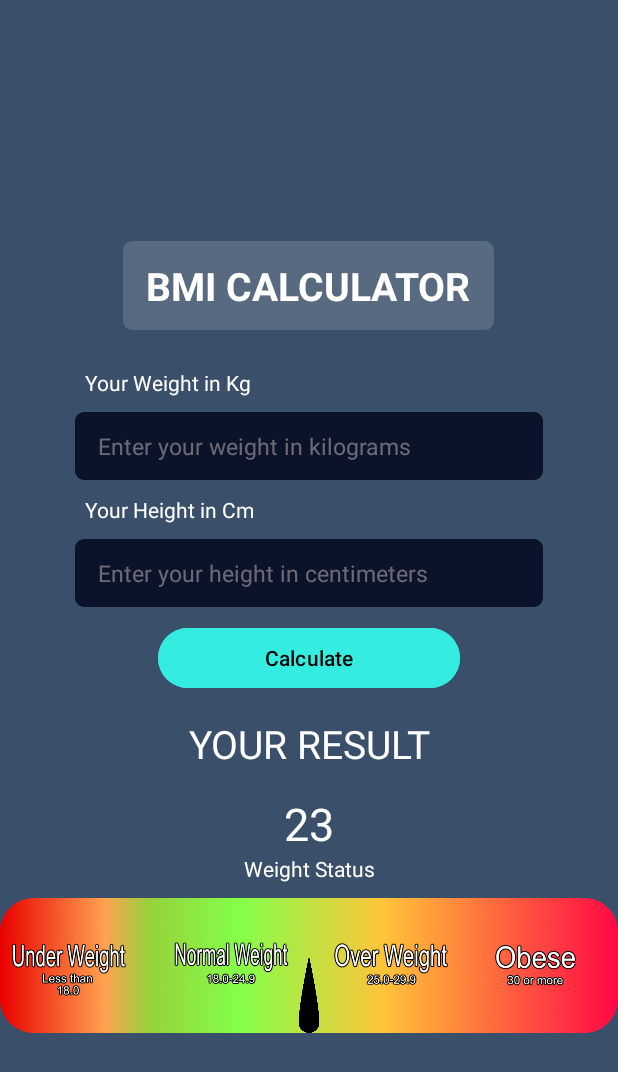
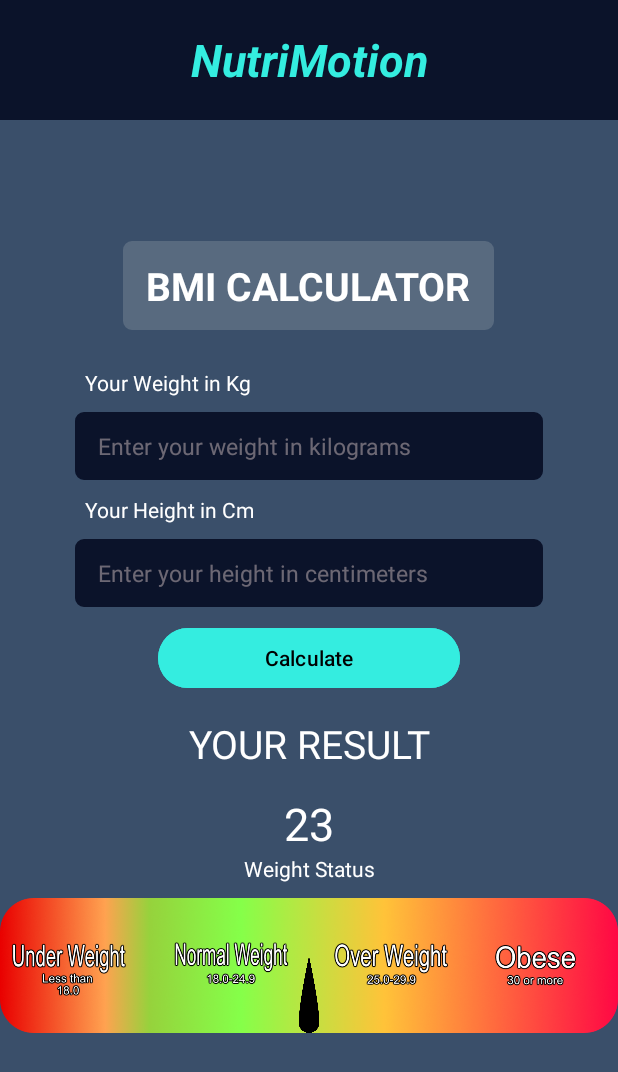
Before and after one commit to sandracormos/testtest, an Android app: the screen it shows after launch (MainActivity), on a phone screen of 412 x 824 dp. Shown: the top 1072 px of the screen. Run offline under Robolectric (Android 15) with nearby library versions, the phone set to English and light mode, and no system bars.

Commit message:
border sus cu nutriMotion

```diff
--- a/app/src/main/res/layout/activity_main.xml
+++ b/app/src/main/res/layout/activity_main.xml
@@ -1,10 +1,13 @@
 <?xml version="1.0" encoding="utf-8"?>
 
-
-<!-- BMI Calculator Screen  -->
-<LinearLayout xmlns:android="http://schemas.android.com/apk/res/android"
+<RelativeLayout xmlns:android="http://schemas.android.com/apk/res/android"
     xmlns:app="http://schemas.android.com/apk/res-auto"
     xmlns:tools="http://schemas.android.com/tools"
+    android:layout_width="match_parent"
+    android:layout_height="wrap_content"
+    tools:context=".MainActivity">
+
+    <LinearLayout
         android:id="@+id/BmiCalculatorScreen"
         android:layout_width="match_parent"
         android:layout_height="match_parent"
@@ -15,23 +18,25 @@
         tools:context=".MainActivity">
 
 
+
+
         <!-- Title   -->
+
 
         <TextView
             android:layout_width="wrap_content"
             android:layout_height="wrap_content"
             android:layout_marginVertical="25dp"
+            android:background="@drawable/rounded_corner"
+            android:backgroundTint="@color/titlu"
+            android:paddingHorizontal="15dp"
+            android:paddingVertical="12dp"
             android:text="@string/bmi_calculator"
             android:textAllCaps="true"
+            android:textColor="@color/white"
+
             android:textSize="26sp"
-        android:textStyle="bold"
-        android:textColor="@color/white"
-        android:background="@drawable/rounded_corner"
-        android:backgroundTint="@color/titlu"
-
-        android:paddingHorizontal="15dp"
-        android:paddingVertical="12dp"
-        />
+            android:textStyle="bold" />
 
 
         <!-- Weight in Kg Text   -->
@@ -41,9 +46,7 @@
             android:layout_marginHorizontal="50dp"
             android:contentDescription="@string/weight_description"
             android:text="@string/your_weight_in_kg"
-        android:textColor="@color/white"
-        />
-
+            android:textColor="@color/white" />
 
 
         <!-- Input Weight   -->
@@ -72,8 +75,7 @@
             android:backgroundTint="@color/text"
             android:contentDescription="@string/height_description"
             android:text="@string/your_height_in_cm"
-        android:textColor="@color/white"
-        />
+            android:textColor="@color/white" />
 
         <!-- Input Height   -->
         <EditText
@@ -91,8 +93,6 @@
             android:textColor="#77DDC9C9"
             android:textColorHint="#77DDC9C9"
             android:textSize="15dp" />
-
-
 
 
         <!-- Calculate Button   -->
@@ -113,8 +113,8 @@
             android:text="@string/your_result"
             android:textAlignment="center"
             android:textAllCaps="true"
+            android:textColor="@color/white"
             android:textSize="26sp"
-        android:textColor="@color/white"
 
             />
 
@@ -124,18 +124,18 @@
             android:layout_width="wrap_content"
             android:layout_height="wrap_content"
             android:text="@string/_23"
-        android:textSize="30sp"
-        android:textColor="@color/white"/>
+            android:textColor="@color/white"
+            android:textSize="30sp" />
 
         <TextView
             android:id="@+id/status"
             android:layout_width="match_parent"
             android:layout_height="wrap_content"
             android:layout_marginHorizontal="50dp"
+            android:paddingBottom="10dp"
             android:text="@string/weight_status"
             android:textAlignment="center"
-        android:textColor="@color/white"
-        android:paddingBottom="10dp"/>
+            android:textColor="@color/white" />
 
         <androidx.constraintlayout.widget.ConstraintLayout
             android:layout_width="wrap_content"
@@ -151,8 +151,7 @@
                 app:layout_constraintTop_toTopOf="parent"
                 app:layout_constraintVertical_bias="1.0"
                 app:srcCompat="@drawable/chart"
-            tools:ignore="MissingConstraints"
-/>
+                tools:ignore="MissingConstraints" />
 
             <ImageView
                 android:id="@+id/needle"
@@ -169,5 +168,16 @@
         </androidx.constraintlayout.widget.ConstraintLayout>
 
 
+    </LinearLayout>
 
-</LinearLayout>
+    <TextView
+        android:layout_width="match_parent"
+        android:layout_height="80sp"
+        android:background="@color/input"
+        android:text="@string/nutrimotion"
+        android:textColor="@color/button"
+        android:gravity="center"
+
+        android:textSize="30sp"
+        android:textStyle="bold|italic" />
+</RelativeLayout>
--- a/app/src/main/res/values/strings.xml
+++ b/app/src/main/res/values/strings.xml
@@ -10,5 +10,6 @@
     <string name="weight_description">"Enter your weight in kilograms"</string>
     <string name="height_description">"Enter your height in centimeters"</string>
     <string name="textview">TextView</string>
+    <string name="nutrimotion">NutriMotion</string>
 
 </resources>
```
Lines whose indentation alone changed are shown as unchanged.
